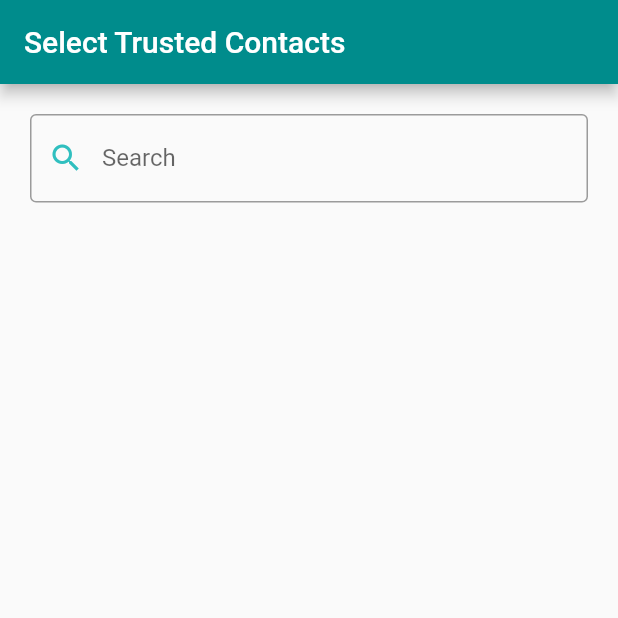
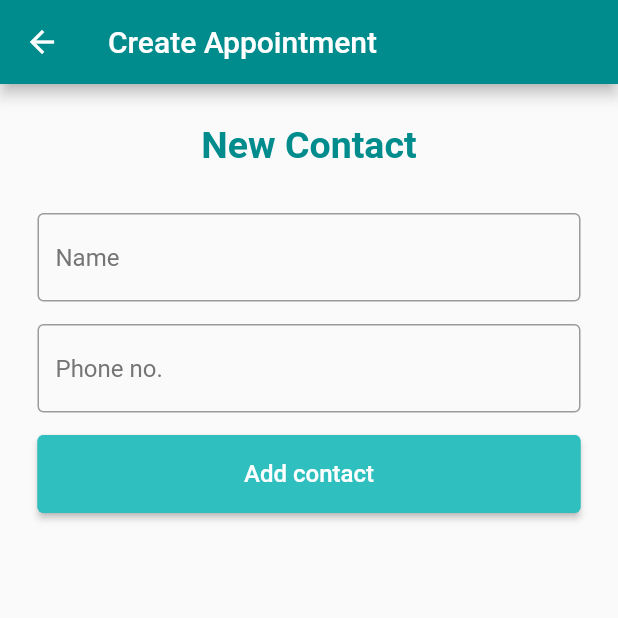
Before and after one commit to the-three-musketeerz/halemate-flutter, a Flutter app: the Profile screen opened directly, after a tap on the "add" icon, on a phone screen of 412 x 824 dp, the top half of it. Run offline on Flutter 3.47's test engine with Material 2 defaults, Android fonts, the phone set to English and light mode, and no system bars; our stand-ins replace contacts_service, dropdown_formfield, firebase_messaging, flutter_local_notifications, geolocator, permission_handler and 2 more; missing offline and left inert: after_init, webfeed; accounts and stored records are empty; network calls fail.

Commit message:
UI Enhancements

```diff
--- a/lib/Services/Authenticate/authProvider.dart
+++ b/lib/Services/Authenticate/authProvider.dart
@@ -103,6 +103,23 @@ class AuthProvider with ChangeNotifier {
       print(Exception);
     }
 }
+
+  Future<void> createContact(String name, String phone) async{
+    try{
+      int id = await getUserId();
+      Map<String, dynamic> body = {
+        'trusted_name':name,
+        'trusted_phone':phone,
+        'user':id.toString()
+      };
+      String token = await getToken();
+      String header = "token $token";
+      final response = await http.post(trustedContactAPI, headers: {"Authorization": header}, body: body);
+    }
+    catch(e){
+      print(e);
+    }
+  }
 
   Future<void> updateTrustedContact(List<TrustedContacts> contacts) async{
 
--- a/lib/utlis/router.dart
+++ b/lib/utlis/router.dart
@@ -9,7 +9,7 @@ import 'package:hale_mate/views/Authenticate/passwordReset.dart';
 import 'package:hale_mate/views/Authenticate/signup.dart';
 import 'package:hale_mate/views/help.dart';
 import 'package:hale_mate/views/profile.dart';
-import 'package:hale_mate/views/selectContacts.dart';
+import 'package:hale_mate/views/createContact.dart';
 
 
 class Router {
@@ -31,8 +31,8 @@ class Router {
         return MaterialPageRoute(builder: (_) => CreateAppointmentWidget());
       case OTPVerificationScreen.id:
         return MaterialPageRoute(builder: (_) => OTPVerificationScreen());
-      case Contacts.id:
-        return MaterialPageRoute(builder: (_) => Contacts());
+      case CreateContact.id:
+        return MaterialPageRoute(builder: (_) => CreateContact());
       case MyScaffold.id:
         return MaterialPageRoute(builder: (_) => MyScaffold());
       case HospitalList.id:
--- /dev/null
+++ b/lib/views/createContact.dart
@@ -0,0 +1,87 @@
+import 'package:flutter/material.dart';
+import 'package:flutter/painting.dart';
+import 'package:hale_mate/Services/Authenticate/authProvider.dart';
+import 'package:hale_mate/constants.dart';
+import 'package:hale_mate/myScaffold.dart';
+import 'package:hale_mate/views/selectContacts.dart';
+import 'package:provider/provider.dart';
+import 'package:after_init/after_init.dart';
+import 'package:hale_mate/models/user/User.dart';
+import 'package:hale_mate/views/Authenticate/widgets/AuthStyles.dart';
+import 'package:hale_mate/utlis/validator.dart';
+import 'package:hale_mate/views/profile.dart';
+
+class CreateContact extends StatefulWidget{
+  static const String id = 'CreateContact';
+  @override
+  CreateContactState createState() => CreateContactState();
+}
+
+class CreateContactState extends State<CreateContact>{
+  final GlobalKey<FormState> _formKey = GlobalKey<FormState>();
+  String name;
+  String phone;
+
+  Future<void> submit() async{
+    final form = _formKey.currentState;
+    if(form.validate()){
+      await Provider.of<AuthProvider>(context).createContact(name, phone);
+      Navigator.pushNamed(context, Profile.id);
+    }
+  }
+
+  @override
+  Widget build(BuildContext context) {
+    return Scaffold(
+        appBar: AppBar(
+        title: Text("Create Appointment"),
+    backgroundColor: colorDark,
+    leading: new IconButton(
+    icon: new Icon(Icons.arrow_back),
+    onPressed: () => Navigator.pushNamed(context, MyScaffold.id),
+    ),),
+    body: Container(
+      margin: EdgeInsets.all(25.0),
+      child: Form(
+        key: _formKey,
+        child: Container(
+            child: Column(
+                crossAxisAlignment: CrossAxisAlignment.stretch,
+                //mainAxisAlignment: MainAxisAlignment.center,
+                children:<Widget>[
+                  Text(
+                    'New Contact',
+                    textAlign: TextAlign.center,
+                    style: AuthStyles.h1,
+                  ),
+                  SizedBox(height: 30.0),
+                  TextFormField(
+                      decoration: AuthStyles.input.copyWith(
+                        hintText: 'Name',
+                      ),
+                      validator: (value) {
+                        name = value.trim();
+                        return Validate.requiredField(value,'Name is required');
+                      }),
+                  SizedBox(height: 15.0),
+                  TextFormField(
+                      decoration: AuthStyles.input.copyWith(
+                        hintText: 'Phone no.',
+                      ),
+                      validator: (value) {
+                        phone = value.trim();
+                        return Validate.requiredField(value,'Phone number is required');
+                      }),
+                  SizedBox(height: 15.0),
+                  StyledButton(
+                    'Add contact',
+                    onPressed: submit,
+                  ),
+                ]
+            )
+        ),
+      ),
+      )
+    );
+  }
+}
--- a/lib/views/profile.dart
+++ b/lib/views/profile.dart
@@ -7,6 +7,7 @@ import 'package:hale_mate/views/selectContacts.dart';
 import 'package:provider/provider.dart';
 import 'package:after_init/after_init.dart';
 import 'package:hale_mate/models/user/User.dart';
+import 'package:hale_mate/views/createContact.dart';
 
 class Profile extends StatefulWidget {
   static const String id = 'Profile';
@@ -93,7 +94,7 @@ class ProfileState extends State<Profile> with AfterInitMixin<Profile> {
                             ]
                       ),
                     ),
-                  )
+                  ),
                 ],
               )
 
@@ -103,7 +104,7 @@ class ProfileState extends State<Profile> with AfterInitMixin<Profile> {
         backgroundColor: colorDark,
         child: Icon(Icons.add),
         onPressed: () {
-          Navigator.pushNamed(context, Contacts.id);
+          Navigator.pushNamed(context, CreateContact.id);
         },
       ),
 
@@ -114,6 +115,8 @@ class ProfileState extends State<Profile> with AfterInitMixin<Profile> {
 Widget contactList(BuildContext context, List<TrustedContacts> contacts){
   return (contacts != null && contacts.length !=0)?
      ListView.builder(
+         shrinkWrap: true,
+       itemCount: contacts.length,
          itemBuilder:(BuildContext context, int index){
            final contact = contacts[index];
            return ListTile(
```
